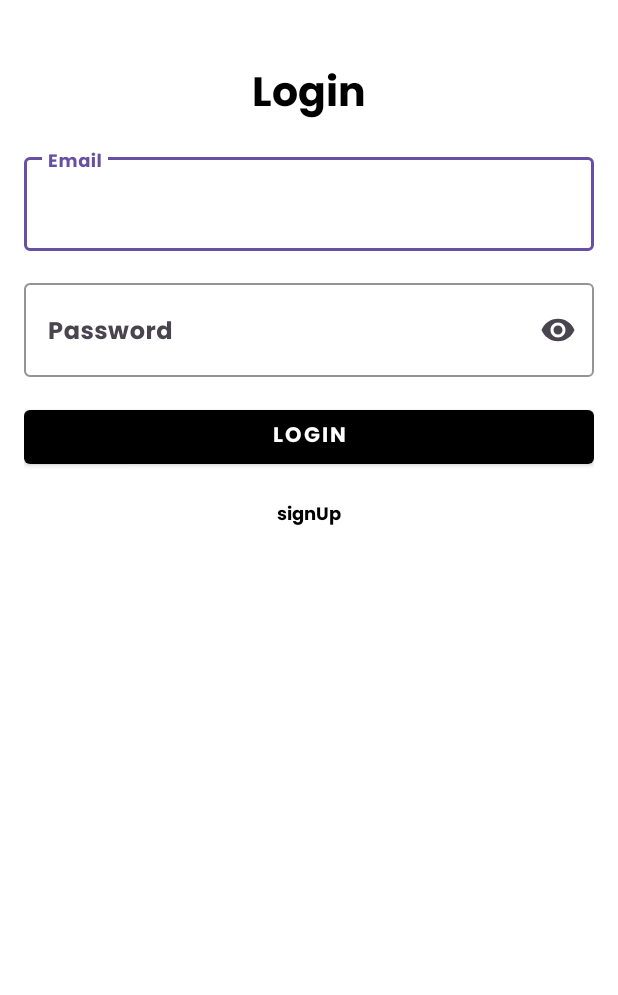
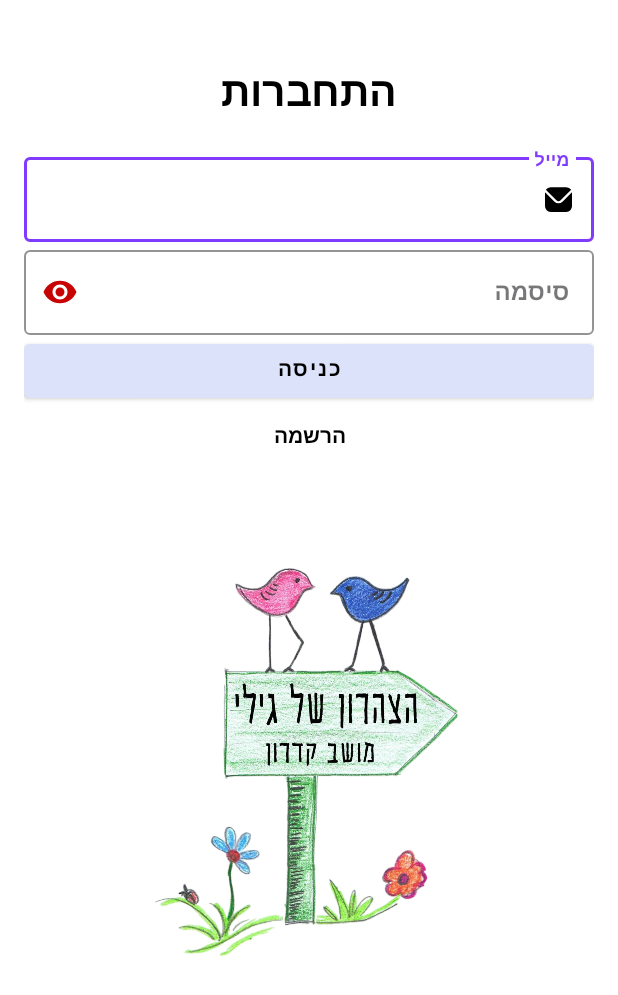
Before and after one commit to mendelson44/Gili-s-Day-Care, an Android app: the screen it shows after launch (LoginActivity), on a phone screen of 412 x 824 dp. Shown: the top 995 px of the screen. Run offline under Robolectric (Android 15) with nearby library versions, the phone set to English and light mode, and no system bars; our stand-ins replace Firebase (no records; nobody signed in at launch, a user with empty details on screens opened directly).

Commit message:
fix before assign

```diff
--- a/app/src/main/java/com/example/gilis_day_care/Activities/AddKid.java
+++ b/app/src/main/java/com/example/gilis_day_care/Activities/AddKid.java
@@ -198,7 +198,6 @@ public class AddKid extends AppCompatActivity {
 
     private void findViews() {
 
-        DayCare_addKid_MTV_date = findViewById(R.id.DayCare_addKid_MTV_date);
         DayCare_addKid_INP_name = findViewById(R.id.DayCare_addKid_INP_name);
         DayCare_addKid_INP_class = findViewById(R.id.DayCare_addKid_INP_class);
         DayCare_addKid_INP_email = findViewById(R.id.DayCare_addKid_INP_email);
--- a/app/src/main/java/com/example/gilis_day_care/Fragments/HomeFragment.java
+++ b/app/src/main/java/com/example/gilis_day_care/Fragments/HomeFragment.java
@@ -429,6 +429,9 @@ public class HomeFragment extends Fragment {
 
         DayCare_KidsTable = view.findViewById(R.id.DayCare_KidsTable);
 
+        DayCare_home_BTN_presence.setChecked(false);
+        DayCare_home_BTN_food.setChecked(false);
+
     }
 
 
@@ -438,9 +441,9 @@ public class HomeFragment extends Fragment {
         linearLayoutManager.setOrientation(RecyclerView.VERTICAL);
         DayCare_presence_RV_kidsPresenceList.setLayoutManager(linearLayoutManager);
         DayCare_presence_RV_kidsPresenceList.setAdapter(adapter);
+        adapter.sortKidsByTime(currentDay);
         adapter.setKidCallback((kid, position) -> {
             kid.setState(kid.getState() == 0 ? 1 : 0);
-            kid.setLate(!kid.isLate());
             UpdatePresentList();
             adapter.notifyItemChanged(position);
             makeSound();
--- a/app/src/main/java/com/example/gilis_day_care/model/Manager.java
+++ b/app/src/main/java/com/example/gilis_day_care/model/Manager.java
@@ -202,7 +202,7 @@ public class Manager {
         DateTimeFormatter timeFormatter = DateTimeFormatter.ofPattern("HH:mm");
 
         for (Kid kid : kidsList) {
-            if(!kid.isLate()) {
+            if(!kid.isLate() && kid.getState() == 0) {
 
                 for (String dayTime : kid.getDays()) {
                     String[] parts = dayTime.split("#");
--- a/app/src/main/res/layout/activity_login.xml
+++ b/app/src/main/res/layout/activity_login.xml
@@ -6,7 +6,8 @@
     android:id="@+id/main"
     android:layout_width="match_parent"
     android:layout_height="match_parent"
-    tools:context=".Activities.LoginActivity">
+    tools:context=".Activities.LoginActivity"
+    android:layoutDirection="rtl">
 
 
     <androidx.appcompat.widget.LinearLayoutCompat
@@ -18,7 +19,6 @@
         android:orientation="vertical"
         android:padding="16dp">
 
-
         <!-- Title -->
         <com.google.android.material.textview.MaterialTextView
             android:layout_width="wrap_content"
@@ -27,7 +27,7 @@
             android:layout_marginBottom="12dp"
             android:fontFamily="@font/poppinsbold"
             android:gravity="center"
-            android:text="Login"
+            android:text="התחברות"
             android:textColor="@android:color/black"
             android:textSize="27sp" />
 
@@ -36,17 +36,22 @@
             android:id="@+id/login_LAY_email"
             android:layout_width="match_parent"
             android:layout_height="wrap_content"
-            android:layout_marginBottom="16dp"
-            android:hint="Email"
-            android:fontFamily="@font/poppinsbold"
-            app:endIconMode="clear_text">
+            android:hint="מייל"
+            style="@style/Widget.MaterialComponents.TextInputLayout.OutlinedBox"
+            app:startIconDrawable="@drawable/daycare_email"
+            app:endIconMode="clear_text"
+            app:startIconTint="@color/black"
+            app:endIconTint="@color/red"
+            app:boxStrokeColor="@color/purple"
+            app:hintTextColor="@color/purple">
 
             <com.google.android.material.textfield.TextInputEditText
                 android:id="@+id/login_INP_email"
                 android:layout_width="match_parent"
                 android:layout_height="wrap_content"
-                android:fontFamily="@font/poppinsbold"
-                android:inputType="textEmailAddress" />
+                android:inputType="textEmailAddress"
+                android:textColor="@color/black"
+                android:textStyle="bold" />
         </com.google.android.material.textfield.TextInputLayout>
 
         <!-- Password Field -->
@@ -54,17 +59,21 @@
             android:id="@+id/login_LAY_password"
             android:layout_width="match_parent"
             android:layout_height="wrap_content"
-            android:layout_marginBottom="16dp"
-            android:hint="Password"
-            app:boxStrokeColor="@color/black"
-            app:endIconMode="password_toggle">
+            android:hint="סיסמה"
+            style="@style/Widget.MaterialComponents.TextInputLayout.OutlinedBox"
+            app:endIconMode="password_toggle"
+            app:startIconTint="@color/black"
+            app:endIconTint="@color/red"
+            app:boxStrokeColor="@color/purple"
+            app:hintTextColor="@color/purple">
 
             <com.google.android.material.textfield.TextInputEditText
                 android:id="@+id/login_INP_password"
                 android:layout_width="match_parent"
                 android:layout_height="wrap_content"
-                android:fontFamily="@font/poppinsbold"
-                android:inputType="textPassword" />
+                android:inputType="textPassword"
+                android:textColor="@color/black"
+                android:textStyle="bold" />
         </com.google.android.material.textfield.TextInputLayout>
 
 
@@ -75,17 +84,9 @@
             android:layout_width="match_parent"
             android:layout_height="wrap_content"
             android:fontFamily="@font/poppinsbold"
-            android:text="Login"
-            android:textColor="@android:color/white"
-            app:backgroundTint="@color/black" />
-
-        <!-- Sign Up Text -->
-        <androidx.appcompat.widget.LinearLayoutCompat
-            android:layout_width="match_parent"
-            android:layout_height="wrap_content"
-            android:layout_marginTop="18dp"
-            android:gravity="center"
-            android:orientation="horizontal">
+            android:text="כניסה"
+            android:textColor="@android:color/black"
+            app:backgroundTint="@color/material_dynamic_secondary90" />
 
         <com.google.android.material.textview.MaterialTextView
             android:id="@+id/login_LBL_create_account"
@@ -93,57 +94,49 @@
             android:layout_height="wrap_content"
             android:layout_gravity="center"
             android:fontFamily="@font/poppinsbold"
-                android:text="signUp"
+            android:text="הרשמה"
+            android:layout_marginTop="8dp"
             android:textColor="@color/black"
-                android:textSize="12sp" />
+            android:textSize="14sp" />
 
-        </androidx.appcompat.widget.LinearLayoutCompat>
+        <com.google.android.material.imageview.ShapeableImageView
+            android:id="@+id/login_IMG_logo"
+            android:layout_width="282dp"
+            android:layout_height="282dp"
+            android:layout_marginTop="62dp"
+            android:src="@drawable/daycare_logo" />
 
     </androidx.appcompat.widget.LinearLayoutCompat>
 
     <androidx.cardview.widget.CardView
         android:id="@+id/login_CARD_loading"
-        android:layout_width="match_parent"
-        android:layout_height="wrap_content"
+        android:layout_width="142dp"
+        android:layout_height="142dp"
         android:layout_centerInParent="true"
-        android:layout_marginHorizontal="24dp"
-        android:backgroundTint="@color/white"
+        android:backgroundTint="@color/material_dynamic_secondary90"
         android:visibility="gone"
         android:elevation="14dp">
 
         <androidx.appcompat.widget.LinearLayoutCompat
-            android:layout_width="wrap_content"
+            android:layout_width="match_parent"
             android:layout_height="wrap_content"
-            android:layout_margin="16dp"
             android:orientation="vertical">
 
             <com.google.android.material.textview.MaterialTextView
-                android:layout_width="wrap_content"
-                android:layout_height="wrap_content"
-                android:text="Login"
+                android:layout_width="match_parent"
+                android:layout_height="0dp"
+                android:text="טוען"
+                android:layout_marginStart="8dp"
                 android:textSize="28sp"
+                android:layout_weight="1"
                 android:fontFamily="@font/poppinsbold"/>
-
-            <androidx.appcompat.widget.LinearLayoutCompat
-                android:layout_width="wrap_content"
-                android:layout_height="wrap_content"
-                android:orientation="horizontal"
-                android:layout_marginTop="16dp">
 
             <ProgressBar
                 android:id="@+id/login_PB_loading"
-                    android:layout_width="wrap_content"
-                    android:layout_height="wrap_content"/>
+                android:layout_width="match_parent"
+                android:layout_height="0dp"
+                android:layout_weight="1"/>
 
-                <com.google.android.material.textview.MaterialTextView
-                    android:layout_width="wrap_content"
-                    android:layout_height="wrap_content"
-                    android:text="Please wait"
-                    android:fontFamily="@font/poppinsbold"
-                    android:layout_gravity="center"
-                    android:layout_marginLeft="16dp"
-                    android:textSize="16sp"/>
-            </androidx.appcompat.widget.LinearLayoutCompat>
         </androidx.appcompat.widget.LinearLayoutCompat>
 
     </androidx.cardview.widget.CardView>
--- a/app/src/main/res/layout/activity_main.xml
+++ b/app/src/main/res/layout/activity_main.xml
@@ -164,7 +164,7 @@ android:layoutDirection="rtl">
                                 android:contentDescription="Add Kid" />
 
                             <com.google.android.material.imageview.ShapeableImageView
-                                android:id="@+id/DayCare_main_SIV_signOut"
+                                android:id="@+id/DayCare_main_IMG_signOut"
                                 android:layout_width="40dp"
                                 android:layout_height="40dp"
                                 android:layout_alignParentEnd="true"
--- a/app/src/main/res/values/colors.xml
+++ b/app/src/main/res/values/colors.xml
@@ -15,7 +15,7 @@
     <color name="kidBoy">#A2B0FF</color>
     <color name="kidGirl">#CDFFC4</color>
     <color name="kidBoyChecked">#1F40FF</color>
-    <color name="kidGirlChecked">#26FF00</color>
+    <color name="kidGirlChecked">#169500</color>
     <color name="darkWhite">#FFF9C7</color>
     <color name="darkBGfood">#52DAA0</color>
     <color name="dayCardColor">#631800</color>
```
Also changed, not shown: app/src/main/java/com/example/gilis_day_care/Activities/MainActivity.java (+16 -6 lines), app/src/main/java/com/example/gilis_day_care/Fragments/ManagementFragment.java (+2 -9 lines), app/src/main/java/com/example/gilis_day_care/adapters/PresenceKidAdapter.java (+28 -0 lines), app/src/main/res/layout/activity_signup.xml (+52 -57 lines). Lines whose indentation alone changed are shown as unchanged.
